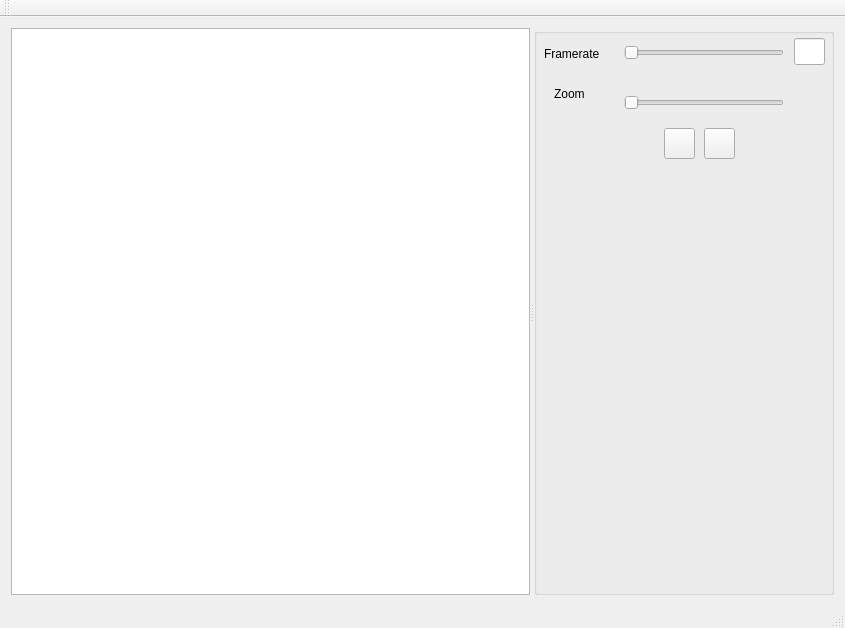
Qt form gui/mainwindow.ui (blakeMilner/pandemic) before a commit.
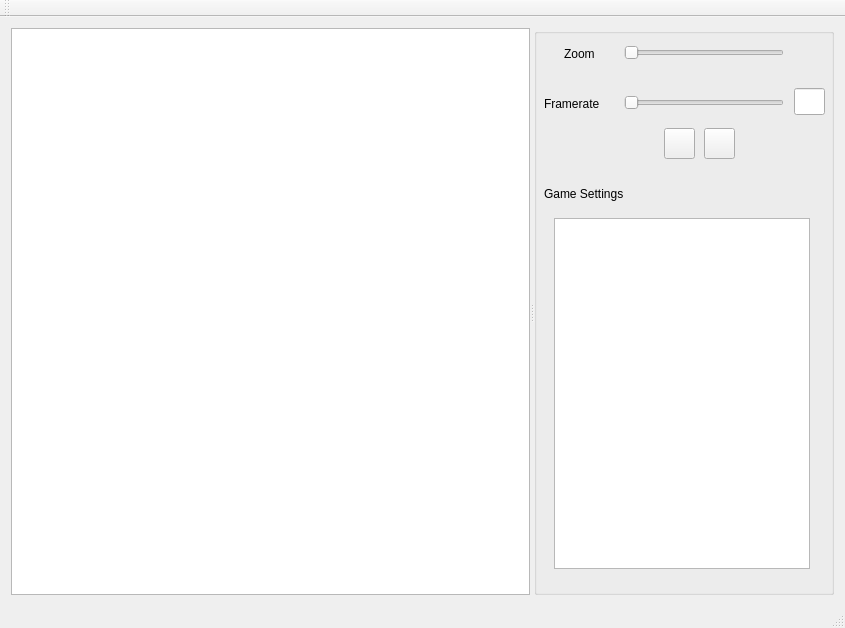
The same form after that commit.

Commit message: Added start of widget that will become the change settings page

What changed in the file:
```diff
--- a/gui/mainwindow.ui
+++ b/gui/mainwindow.ui
@@ -64,7 +64,7 @@
         <property name="geometry">
          <rect>
           <x>10</x>
-          <y>10</y>
+          <y>60</y>
           <width>71</width>
           <height>31</height>
          </rect>
@@ -89,8 +89,8 @@
        <widget class="QLabel" name="label">
         <property name="geometry">
          <rect>
-          <x>20</x>
-          <y>50</y>
+          <x>30</x>
+          <y>10</y>
           <width>41</width>
           <height>31</height>
          </rect>
@@ -103,7 +103,7 @@
         <property name="geometry">
          <rect>
           <x>260</x>
-          <y>10</y>
+          <y>60</y>
           <width>31</width>
           <height>27</height>
          </rect>
@@ -135,6 +135,29 @@
          <string/>
         </property>
        </widget>
+       <widget class="QLabel" name="label_3">
+        <property name="geometry">
+         <rect>
+          <x>10</x>
+          <y>150</y>
+          <width>101</width>
+          <height>31</height>
+         </rect>
+        </property>
+        <property name="text">
+         <string>Game Settings</string>
+        </property>
+       </widget>
+       <widget class="QTableView" name="tableView">
+        <property name="geometry">
+         <rect>
+          <x>20</x>
+          <y>190</y>
+          <width>256</width>
+          <height>351</height>
+         </rect>
+        </property>
+       </widget>
       </widget>
      </widget>
     </item>
```
Left out of the diff: 4 changed lines with no effect on the pictures. The commit also changes 5 other files.
